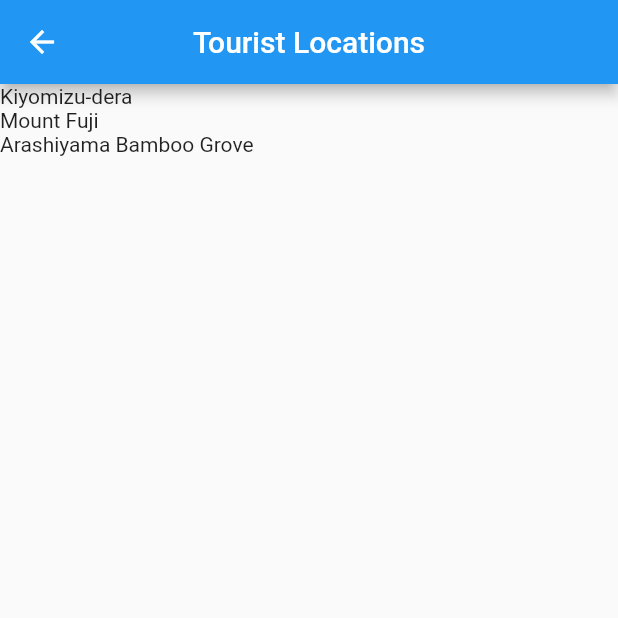
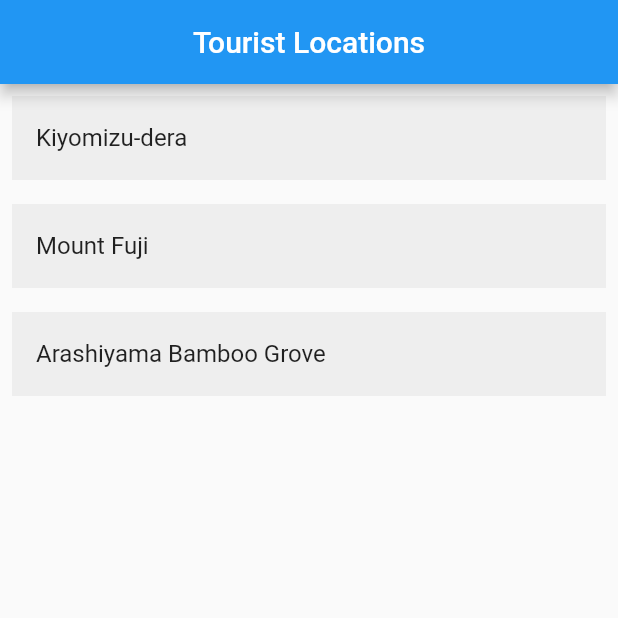
Before and after one commit to ClementPeter/zuri_task, a Flutter app: the Locations screen opened directly, on a phone screen of 412 x 824 dp, the top half of it. Run offline on Flutter 3.47's test engine with Material 2 defaults, Android fonts, the phone set to English and light mode, and no system bars.

Commit message:
💡 Project Upload

```diff
--- a/tour_app/lib/app.dart
+++ b/tour_app/lib/app.dart
@@ -1,16 +1,16 @@
 import 'package:flutter/material.dart';
 import 'package:tour_app/screens/locations/locations.dart';
 import 'screens/location_detail/location_detail.dart';
+
 //import 'style.dart';
 
 class App extends StatelessWidget {
   @override
   Widget build(BuildContext context) {
     return MaterialApp(
-      home: LocationDetail(),
-      // home: Locations(),
+      //home: LocationDetail(),
+      home: Locations(),
       theme: ThemeData(),
-      //Add Routing
     );
   }
 }
--- a/tour_app/lib/screens/locations/locations.dart
+++ b/tour_app/lib/screens/locations/locations.dart
@@ -1,39 +1,54 @@
 import 'package:flutter/material.dart';
+import 'package:tour_app/screens/location_detail/location_detail.dart';
 import '../../models/location.dart';
 
-//lib\screens\location_detail\image_banner.dart/
-//import 'image_banner.dart';
-///import 'text_section.dart';
-///
 //UI Screen to display available tourist Locations
 class Locations extends StatelessWidget {
   @override
   Widget build(BuildContext context) {
     final location = Location.fetchAll();
-    // final locations = location.first;
+
     return Scaffold(
       appBar: AppBar(
         title: const Text("Tourist Locations"),
         centerTitle: true,
       ),
-      body: ListView(
-        //converting location.name to lo Text Widget with the location.name parameter
-        children: location.map((location) => Text(location.name)).toList(),
+      // body: ListView(
+      //converting location.name to a Text Widget with the location.name parameter
+      //   children: location.map((location) => Text(location.name)).toList(),
+      // ),
+      //Better way -- Generating with ListVew
+      body: ListView.builder(
+        itemCount: location.length,
+        itemBuilder: (BuildContext context, int index) {
+          print('body:::::::::::::::::::::::::::$location');
+          return Padding(
+            padding: const EdgeInsets.all(8.0),
+            child: ClipRRect(
+              borderRadius: const BorderRadius.all(Radius.circular(20)),
+              //borderRadius: BorderRadius.circular(200),
+              child: ListTile(
+                onTap: () {
+                  Navigator.push(
+                    context,
+                    MaterialPageRoute(
+                      builder: (context) {
+                        return LocationDetail(
+                          locationName: location[index].name,
+                          locationImage: location[index].imagePath,
+                          locationFact: location[index],
+                        );
+                      },
+                    ),
+                  );
+                },
+                tileColor: const Color(0xFFEEEEEE),
+                title: Text(location[index].name),
+              ),
+            ),
+          );
+        },
       ),
-      //Better way-- Generating with ListVew
-      // body: ListView.builder(
-      //   itemCount: location.length,
-      //   itemBuilder: (BuildContext context, int index) {
-      //     return Padding(
-      //       padding: const EdgeInsets.all(8.0),
-      //       child: ListTile(
-      //         onTap: () {},
-      //         tileColor: const Color(0xFFEEEEEE),
-      //         title: Text(location[index].name),
-      //       ),
-      //     );
-      //   },
-      // ),
     );
   }
 }
```
Also changed, not shown: tour_app/lib/screens/location_detail/location_detail.dart (+17 -9 lines), 3 other files.
